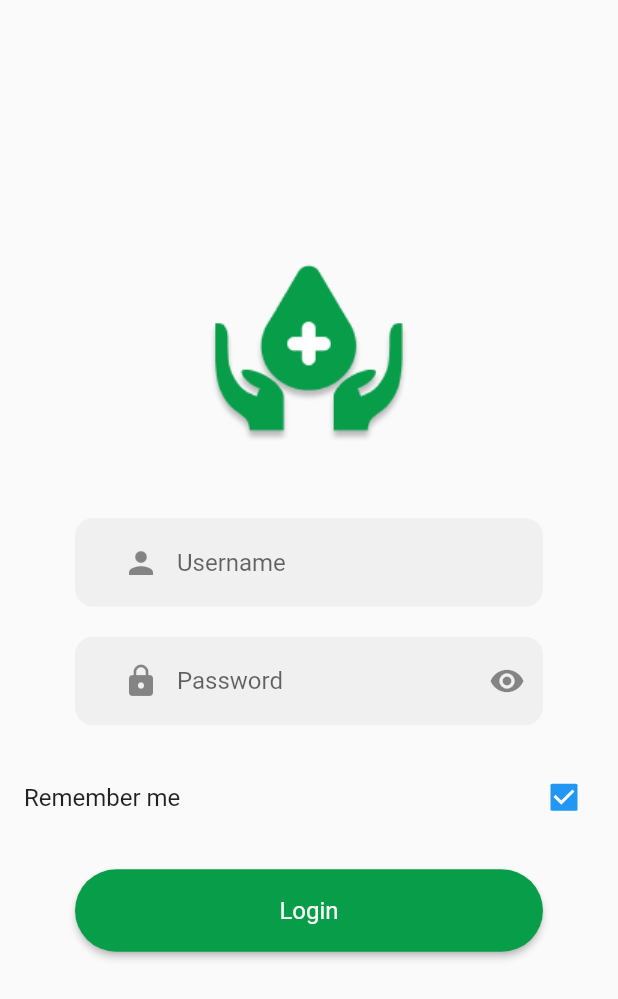
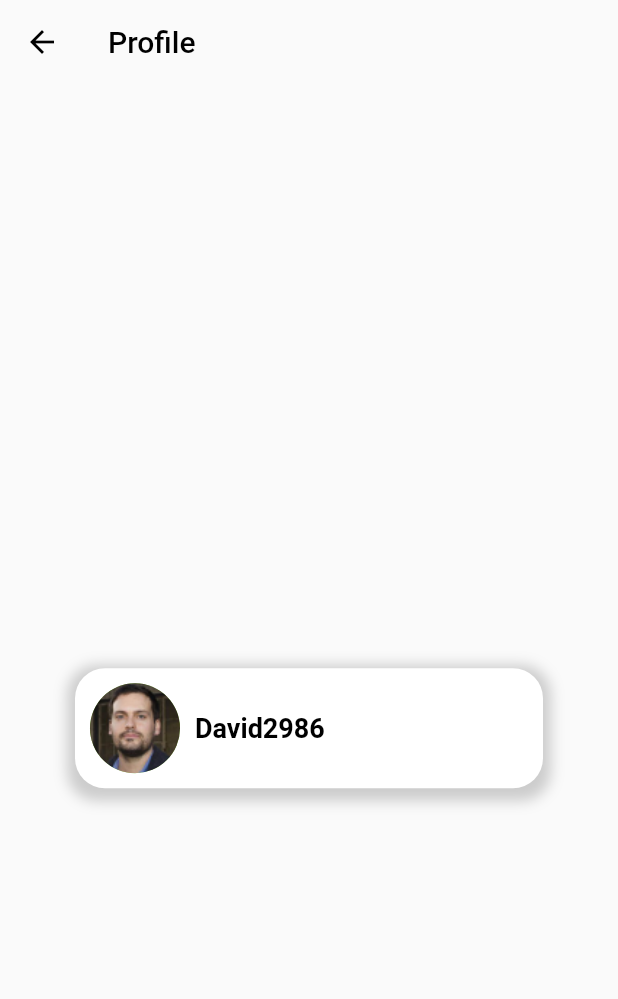
Before and after one commit to Lientrinh472/healthcare_flutterapp, a Flutter app: the screen it shows after launch, on a phone screen of 412 x 824 dp. Shown: the top 999 px of the screen. Run offline on Flutter 3.47's test engine with Material 2 defaults, Android fonts, the phone set to English and light mode, and no system bars; our stand-ins replace flutter_secure_storage; missing offline and left inert: dart:html.

Commit message:
Implemented Name and Profile Pic in Profile page

```diff
--- a/lib/login_page.dart
+++ b/lib/login_page.dart
@@ -24,7 +24,7 @@ class _LoginPageState extends State<LoginPage> {
 
   final _storage = const FlutterSecureStorage();
   final GlobalKey<FormState> _formState = GlobalKey<FormState>();
-  final GlobalKey<ScaffoldState> _scaffoldState = GlobalKey<ScaffoldState>();
+  final GlobalKey<ScaffoldState> _ScaffoldState = GlobalKey<ScaffoldState>();
   bool _savePassword = true;
 
   // Read data from saved Storage
@@ -73,6 +73,8 @@ class _LoginPageState extends State<LoginPage> {
             Padding(
               padding: const EdgeInsets.symmetric(horizontal: 50),
               child: Container(
+                  height: 59,
+                  width: 354,
                   decoration: BoxDecoration(
                       color: Color(0xffF0F0F0),
                       borderRadius: BorderRadius.circular(12)),
@@ -98,6 +100,8 @@ class _LoginPageState extends State<LoginPage> {
             Padding(
               padding: const EdgeInsets.symmetric(horizontal: 50),
               child: Container(
+                  height: 59,
+                  width: 354,
                   decoration: BoxDecoration(
                       color: Color(0xffF0F0F0),
                       borderRadius: BorderRadius.circular(12)),
--- a/lib/main.dart
+++ b/lib/main.dart
@@ -1,5 +1,6 @@
 import 'package:flutter/material.dart';
 import './login_page.dart';
+import './profile_page.dart';
 
 void main() {
   runApp(const MyApp());
@@ -13,7 +14,10 @@ class MyApp extends StatelessWidget {
   Widget build(BuildContext context) {
     return MaterialApp(
       debugShowCheckedModeBanner: false,
-      home: LoginPage(),
+      theme: ThemeData(
+        primaryColor: Colors.blue.shade300
+      ),
+      home: ProfilePage(),
     );
   }
 }
--- /dev/null
+++ b/lib/profile_page.dart
@@ -0,0 +1,63 @@
+import 'package:flutter/material.dart';
+
+class ProfilePage extends StatefulWidget {
+  @override
+  _ProfilePageState createState() => _ProfilePageState();
+}
+
+class _ProfilePageState extends State<ProfilePage> {
+  @override
+  Widget build(BuildContext context) {
+    return Scaffold(
+        appBar: AppBar(
+          title: const Text(
+            'Profile',
+            style: TextStyle(color: Colors.black, fontFamily: 'Roboto'),
+          ),
+          leading: const BackButton(color: Colors.black),
+          backgroundColor: Colors.transparent,
+          elevation: 0,
+        ),
+        body: SafeArea(
+            child: Center(
+          child: Column(mainAxisAlignment: MainAxisAlignment.center, children: [
+            const SizedBox(height: 91),
+            Padding(
+              padding: const EdgeInsets.symmetric(horizontal: 50),
+              child: Container(
+                height: 80,
+                width: 354,
+                decoration: BoxDecoration(
+                  color: Colors.white,
+                  borderRadius: BorderRadius.circular(20),
+                  boxShadow: [
+                    BoxShadow(
+                      color: Colors.grey.withOpacity(0.5),
+                      spreadRadius: 5,
+                      blurRadius: 7,
+                      offset: Offset(0, 3), // changes position of shadow
+                    ),
+                  ],
+                ),
+                child: Row(children: [
+                  Container(
+                    padding: EdgeInsets.all(10),
+                    child: const CircleAvatar(
+                      backgroundImage:
+                          AssetImage('assets/images/profilepic.png'),
+                      backgroundColor: Colors.lightGreen,
+                      radius: 30.0,
+                    ),
+                  ),
+                  const Text('David2986',
+                      style: TextStyle(
+                          fontSize: 18,
+                          fontWeight: FontWeight.bold,
+                          color: Colors.black)),
+                ]),
+              ),
+            ),
+          ]),
+        )));
+  }
+}
--- a/pubspec.yaml
+++ b/pubspec.yaml
@@ -62,6 +62,7 @@ flutter:
 
   assets:
     - assets/images/logo.png
+    - assets/images/profilepic.png
 
   # To add assets to your application, add an assets section, like this:
   # assets:
```
Also changed, not shown: assets/images/profilepic.png (added).
